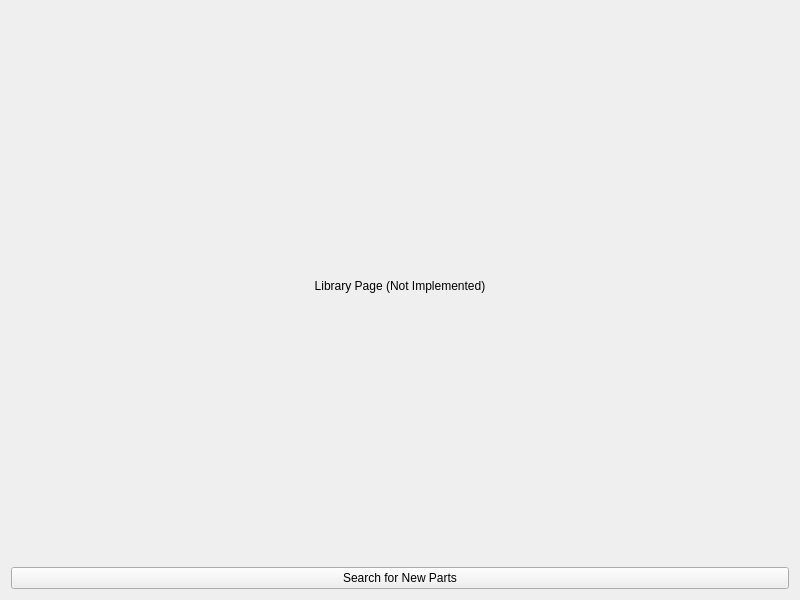
First picture: the form in ui/page_library.ui, repository z3ugma/webparts-librepcb, before the edit.
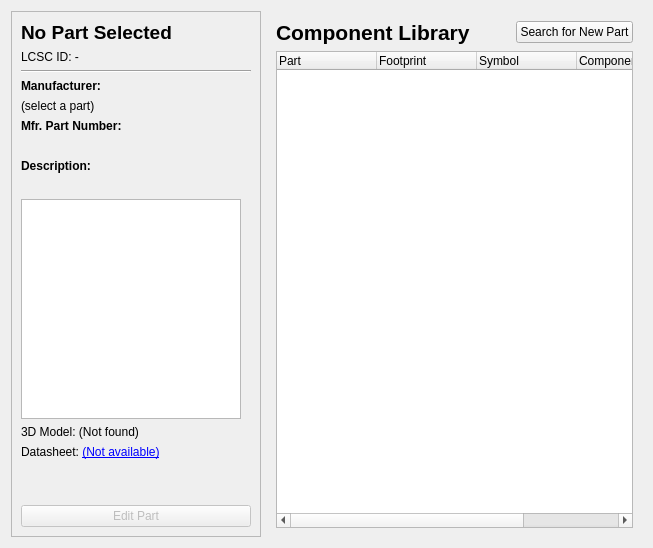
Second picture: the form after the edit.

Commit message: WIP - library and search pages let you toggle between them

The edit to the form file:
```diff
--- a/ui/page_library.ui
+++ b/ui/page_library.ui
@@ -2,33 +2,263 @@
 <ui version="4.0">
  <class>LibraryPage</class>
  <widget class="QWidget" name="LibraryPage">
-  <property name="geometry">
-   <rect>
-    <x>0</x>
-    <y>0</y>
-    <width>800</width>
-    <height>600</height>
-   </rect>
-  </property>
-  <property name="windowTitle">
-   <string>Form</string>
-  </property>
-  <layout class="QVBoxLayout" name="verticalLayout">
+  <layout class="QHBoxLayout" name="mainLayout">
    <item>
-    <widget class="QLabel" name="label">
-     <property name="text">
-      <string>Library Page (Not Implemented)</string>
+    <widget class="QFrame" name="contextFrame">
+     <property name="sizePolicy">
+      <sizepolicy hsizetype="Fixed" vsizetype="Preferred">
+       <horstretch>0</horstretch>
+       <verstretch>0</verstretch>
+      </sizepolicy>
      </property>
-     <property name="alignment">
-      <set>Qt::AlignCenter</set>
+     <property name="minimumSize">
+      <size>
+       <width>250</width>
+       <height>0</height>
+      </size>
      </property>
+     <property name="frameShape">
+      <enum>QFrame::StyledPanel</enum>
+     </property>
+     <layout class="QVBoxLayout" name="sidebarLayout">
+      <item>
+       <widget class="QLabel" name="label_PartTitle">
+        <property name="font">
+         <font>
+          <pointsize>14</pointsize>
+          <weight>75</weight>
+          <bold>true</bold>
+         </font>
+        </property>
+        <property name="text">
+         <string>No Part Selected</string>
+        </property>
+        <property name="wordWrap">
+         <bool>true</bool>
+        </property>
+       </widget>
+      </item>
+      <item>
+       <widget class="QLabel" name="label_LcscId">
+        <property name="text">
+         <string>LCSC ID: -</string>
+        </property>
+       </widget>
+      </item>
+      <item>
+       <widget class="Line" name="line_2">
+        <property name="orientation">
+         <enum>Qt::Horizontal</enum>
+        </property>
+       </widget>
+      </item>
+      <item>
+       <widget class="QLabel" name="mfn_label">
+        <property name="font">
+         <font>
+          <weight>75</weight>
+          <bold>true</bold>
+         </font>
+        </property>
+        <property name="text">
+         <string>Manufacturer:</string>
+        </property>
+       </widget>
+      </item>
+      <item>
+       <widget class="QLabel" name="mfn_value">
+        <property name="text">
+         <string>(select a part)</string>
+        </property>
+        <property name="wordWrap">
+         <bool>true</bool>
+        </property>
+        <property name="textInteractionFlags">
+         <set>Qt::TextSelectableByMouse</set>
+        </property>
+       </widget>
+      </item>
+      <item>
+       <widget class="QLabel" name="mfn_part_label">
+        <property name="font">
+         <font>
+          <weight>75</weight>
+          <bold>true</bold>
+         </font>
+        </property>
+        <property name="text">
+         <string>Mfr. Part Number:</string>
+        </property>
+       </widget>
+      </item>
+      <item>
+       <widget class="QLabel" name="mfn_part_value">
+        <property name="text">
+         <string/>
+        </property>
+        <property name="wordWrap">
+         <bool>true</bool>
+        </property>
+        <property name="textInteractionFlags">
+         <set>Qt::TextSelectableByMouse</set>
+        </property>
+       </widget>
+      </item>
+      <item>
+       <widget class="QLabel" name="description_label">
+        <property name="font">
+         <font>
+          <weight>75</weight>
+          <bold>true</bold>
+         </font>
+        </property>
+        <property name="text">
+         <string>Description:</string>
+        </property>
+       </widget>
+      </item>
+      <item>
+       <widget class="QLabel" name="description_value">
+        <property name="text">
+         <string/>
+        </property>
+        <property name="wordWrap">
+         <bool>true</bool>
+        </property>
+        <property name="textInteractionFlags">
+         <set>Qt::TextSelectableByMouse</set>
+        </property>
+       </widget>
+      </item>
+      <item>
+       <widget class="QGraphicsView" name="image_hero_view">
+        <property name="minimumSize">
+         <size>
+          <width>220</width>
+          <height>220</height>
+         </size>
+        </property>
+        <property name="maximumSize">
+         <size>
+          <width>220</width>
+          <height>220</height>
+         </size>
+        </property>
+       </widget>
+      </item>
+      <item>
+       <widget class="QLabel" name="label_3dModelStatus">
+        <property name="text">
+         <string>3D Model: (Not found)</string>
+        </property>
+       </widget>
+      </item>
+      <item>
+       <widget class="QLabel" name="datasheetLink">
+        <property name="text">
+         <string>Datasheet: &lt;a href="#"&gt;(Not available)&lt;/a&gt;</string>
+        </property>
+        <property name="openExternalLinks">
+         <bool>true</bool>
+        </property>
+       </widget>
+      </item>
+      <item>
+       <spacer name="verticalSpacer">
+        <property name="orientation">
+         <enum>Qt::Vertical</enum>
+        </property>
+        <property name="sizeHint" stdset="0">
+         <size>
+          <width>20</width>
+          <height>40</height>
+         </size>
+        </property>
+       </spacer>
+      </item>
+      <item>
+       <widget class="QPushButton" name="edit_part_button">
+        <property name="text">
+         <string>Edit Part</string>
+        </property>
+        <property name="enabled">
+         <bool>false</bool>
+        </property>
+       </widget>
+      </item>
+     </layout>
     </widget>
    </item>
    <item>
-    <widget class="QPushButton" name="go_to_search_button">
-     <property name="text">
-      <string>Search for New Parts</string>
-     </property>
+    <widget class="QWidget" name="content" native="true">
+     <layout class="QVBoxLayout" name="contentLayout">
+      <item>
+       <layout class="QHBoxLayout" name="headerLayout">
+        <item>
+         <widget class="QLabel" name="titleLabel">
+          <property name="text">
+           <string>Component Library</string>
+          </property>
+          <property name="font">
+           <font>
+            <pointsize>16</pointsize>
+            <bold>true</bold>
+           </font>
+          </property>
+         </widget>
+        </item>
+        <item>
+         <spacer name="horizontalSpacer">
+          <property name="orientation">
+           <enum>Qt::Horizontal</enum>
+          </property>
+          <property name="sizeHint" stdset="0">
+           <size>
+            <width>40</width>
+            <height>20</height>
+           </size>
+          </property>
+         </spacer>
+        </item>
+        <item>
+         <widget class="QPushButton" name="go_to_search_button">
+          <property name="text">
+           <string>Search for New Part</string>
+          </property>
+         </widget>
+        </item>
+       </layout>
+      </item>
+      <item>
+       <widget class="QTreeWidget" name="libraryTree">
+        <column>
+         <property name="text">
+          <string>Part</string>
+         </property>
+        </column>
+        <column>
+         <property name="text">
+          <string>Footprint</string>
+         </property>
+        </column>
+        <column>
+         <property name="text">
+          <string>Symbol</string>
+         </property>
+        </column>
+        <column>
+         <property name="text">
+          <string>Component</string>
+         </property>
+        </column>
+        <column>
+         <property name="text">
+          <string>Device</string>
+         </property>
+        </column>
+       </widget>
+      </item>
+     </layout>
     </widget>
    </item>
   </layout>
```
The commit also changes 11 other files.
